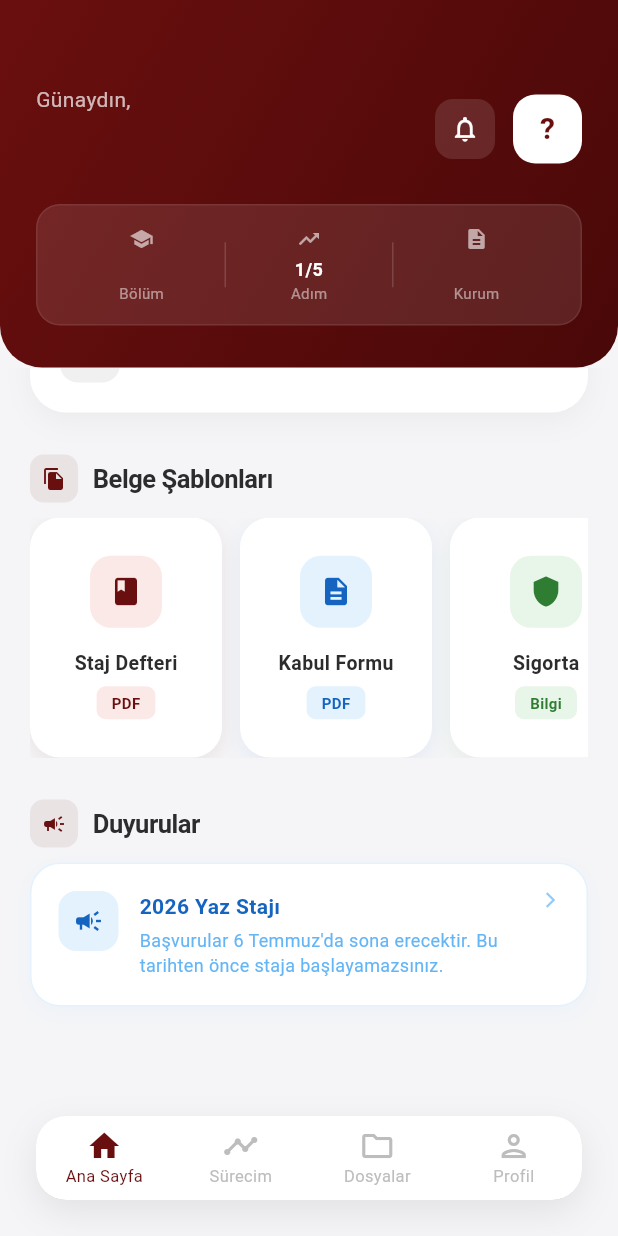
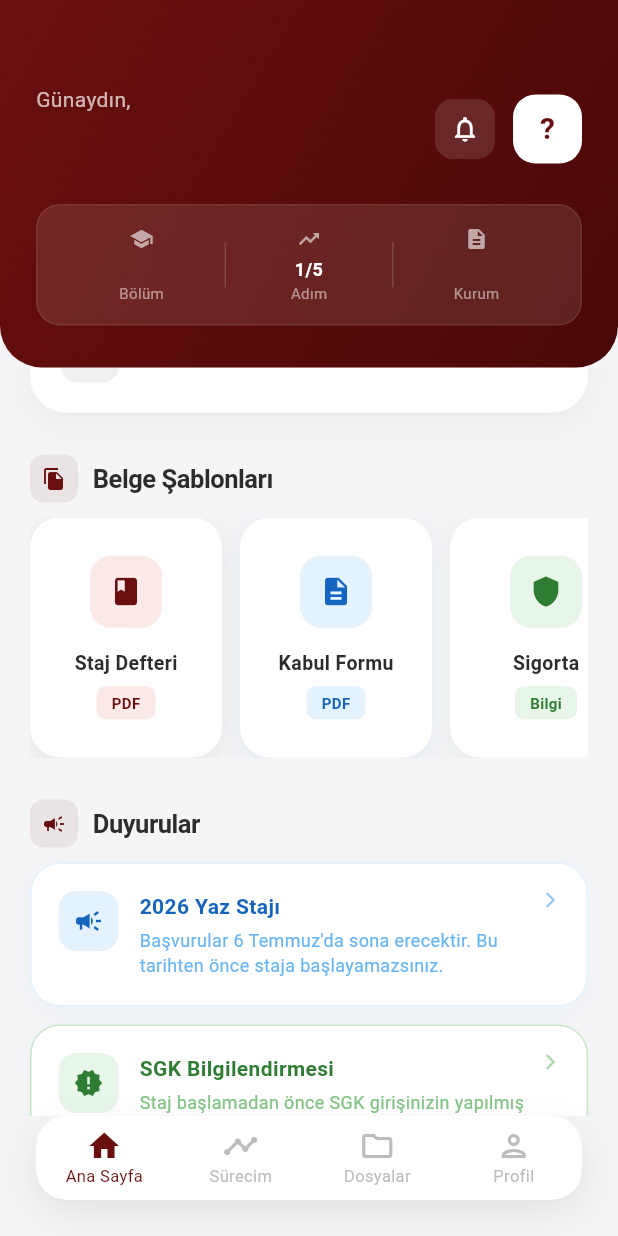
Before and after one commit to miraykahveci/INTERNFLOW, a Flutter app: the StudentDashboardPage screen opened directly, scrolled down 576 dp, on a phone screen of 412 x 824 dp. Run offline on Flutter 3.47's test engine with Material 3 defaults, Android fonts, the phone set to English and light mode, and no system bars; our stand-ins replace file_picker, flutter_dotenv, supabase_flutter; accounts and stored records are empty.

Commit message:
update: student dashboard değişiklikleri

```diff
--- a/internflow_frontend/lib/views/academician_student_detail_page.dart
+++ b/internflow_frontend/lib/views/academician_student_detail_page.dart
@@ -365,13 +365,13 @@ class _AcademicianStudentDetailPageState
                   ),
                   const SizedBox(height: 20),
 
-                  // AI ANALİZ + GÜN SAYACI
+
                   Row(
                     children: [
                       Expanded(
                         child: GestureDetector(
                           onTap: () {
-                            // Analiz paneli
+
                           },
                           child: Container(
                             height: 125,
@@ -404,7 +404,7 @@ class _AcademicianStudentDetailPageState
                         ),
                       ),
                       const SizedBox(width: 16),
-                      // Gün Sayacı Kartı
+
                       Expanded(
                         child: Container(
                           height: 125,
--- a/internflow_frontend/lib/views/academician_students_page.dart
+++ b/internflow_frontend/lib/views/academician_students_page.dart
@@ -66,7 +66,7 @@ class _AcademicianStudentsPageState extends State<AcademicianStudentsPage> {
 
     final students = uniqueStudents.values.toList();
 
-    // Sayaçları hesapla
+
     int pending = 0, approved = 0, active = 0, completed = 0, rejected = 0;
     for (var s in students) {
       switch (s['status']) {
@@ -199,11 +199,11 @@ class _AcademicianStudentsPageState extends State<AcademicianStudentsPage> {
   @override
   Widget build(BuildContext context) {
     return Scaffold(
-      // 1. DEĞİŞİKLİK: O pembemsi rengi silip yerine tertemiz açık bir gri ekledik.
+
       backgroundColor: const Color(0xFFF4F6F8),
       body: Column(
         children: [
-          // HEADER (Daha ferah ve modern)
+
           Container(
             width: double.infinity,
             padding: const EdgeInsets.fromLTRB(20, 60, 20, 24),
@@ -241,7 +241,7 @@ class _AcademicianStudentsPageState extends State<AcademicianStudentsPage> {
             ),
           ),
 
-          // ARAMA ÇUBUĞU (Kırmızı alanla bütünleşik ve modern)
+
           Transform.translate(
             offset: const Offset(0, -20),
             child: Padding(
@@ -286,7 +286,7 @@ class _AcademicianStudentsPageState extends State<AcademicianStudentsPage> {
             ),
           ),
 
-          // FİLTRE CHİP'LERİ
+
           Transform.translate(
             offset: const Offset(0, -8),
             child: SingleChildScrollView(
@@ -305,7 +305,7 @@ class _AcademicianStudentsPageState extends State<AcademicianStudentsPage> {
             ),
           ),
 
-          // ÖĞRENCİ LİSTESİ
+
           Expanded(
             child: _isLoading
                 ? Center(child: CircularProgressIndicator(color: primaryColor))
@@ -359,8 +359,8 @@ class _AcademicianStudentsPageState extends State<AcademicianStudentsPage> {
     );
   }
 
-  // 2. DEĞİŞİKLİK: Card yerine Container kullanarak rengi zorla BEYAZ yaptık.
-  // ========== ÖĞRENCİ KARTI (Temiz Beyaz Tasarım) ==========
+
+  // ========== ÖĞRENCİ KARTI ==========
   Widget _buildStudentCard(Map<String, dynamic> internship) {
     final student = internship['users'] as Map<String, dynamic>?;
     final studentName = student?['full_name'] ?? 'Bilinmeyen';
@@ -376,7 +376,7 @@ class _AcademicianStudentsPageState extends State<AcademicianStudentsPage> {
     return Container(
       margin: const EdgeInsets.only(bottom: 16),
       decoration: BoxDecoration(
-        color: Colors.white, // Kırmızımsı arka planı ezen kod burası!
+        color: Colors.white,
         borderRadius: BorderRadius.circular(20),
         border: Border.all(color: const Color(0xFFF1F2F6), width: 1.5),
         boxShadow: [
@@ -403,7 +403,7 @@ class _AcademicianStudentsPageState extends State<AcademicianStudentsPage> {
             padding: const EdgeInsets.all(20),
             child: Column(
               children: [
-                // ÜST KISIM: Profil ve Statü
+
                 Row(
                   crossAxisAlignment: CrossAxisAlignment.start,
                   children: [
@@ -471,7 +471,7 @@ class _AcademicianStudentsPageState extends State<AcademicianStudentsPage> {
                 ),
                 const SizedBox(height: 20),
 
-                // ORTA KISIM: Şirket ve Tarih
+
                 Row(
                   children: [
                     Expanded(
@@ -512,7 +512,7 @@ class _AcademicianStudentsPageState extends State<AcademicianStudentsPage> {
                 ),
                 const SizedBox(height: 16),
 
-                // İLERLEME ÇUBUĞU
+
                 Column(
                   crossAxisAlignment: CrossAxisAlignment.start,
                   children: [
@@ -547,7 +547,7 @@ class _AcademicianStudentsPageState extends State<AcademicianStudentsPage> {
                 ),
                 const SizedBox(height: 20),
 
-                // ALT KISIM: Aksiyon Butonları
+
                 Row(
                   children: [
                     _buildActionButton(
--- a/internflow_frontend/lib/views/application_form_page.dart
+++ b/internflow_frontend/lib/views/application_form_page.dart
@@ -11,7 +11,7 @@ class ApplicationFormPage extends StatefulWidget {
 class _ApplicationFormPageState extends State<ApplicationFormPage> {
   final Color primaryColor = const Color(0xFF6A0F0F);
 
-  // Form Controllers
+
   final _companyNameController = TextEditingController();
   final _companySectorController = TextEditingController();
   final _companyAddressController = TextEditingController();
@@ -36,7 +36,7 @@ class _ApplicationFormPageState extends State<ApplicationFormPage> {
     super.dispose();
   }
 
-  // İş günü hesaplama (hafta sonları hariç)
+
   int _calculateBusinessDays(DateTime start, DateTime end) {
     int days = 0;
     DateTime current = start;
@@ -115,7 +115,7 @@ class _ApplicationFormPageState extends State<ApplicationFormPage> {
       return;
     }
     if (_calculatedDays < 20) {
-      _showError('Staj süresi en az 20 iş günü olmalıdır.');
+      _showError('Staj süresi en az 28 iş günü olmalıdır.');
       return;
     }
     if (_supervisorNameController.text.trim().isEmpty) {
@@ -213,7 +213,7 @@ class _ApplicationFormPageState extends State<ApplicationFormPage> {
             ),
           ),
 
-          // FORM İÇERİĞİ
+
           Expanded(
             child: SingleChildScrollView(
               padding: const EdgeInsets.all(20),
@@ -258,7 +258,7 @@ class _ApplicationFormPageState extends State<ApplicationFormPage> {
                       ),
                       const SizedBox(height: 12),
 
-                      // Tarih Seçiciler
+
                       Row(
                         children: [
                           Expanded(
@@ -280,7 +280,7 @@ class _ApplicationFormPageState extends State<ApplicationFormPage> {
                       ),
                       const SizedBox(height: 16),
 
-                      // Hesaplanan Süre
+
                       Container(
                         width: double.infinity,
                         padding: const EdgeInsets.all(12),
@@ -401,7 +401,7 @@ class _ApplicationFormPageState extends State<ApplicationFormPage> {
         ],
       ),
 
-      // ALT BUTON
+
       bottomSheet: Container(
         width: double.infinity,
         padding: const EdgeInsets.all(20),
--- a/internflow_frontend/lib/views/student_dashboard.dart
+++ b/internflow_frontend/lib/views/student_dashboard.dart
@@ -248,7 +248,7 @@ class _StudentDashboardPageState extends State<StudentDashboardPage> {
         ? Center(child: CircularProgressIndicator(color: primaryColor))
         : Column(
             children: [
-              // GRADIENT HEADER
+
               Container(
                 width: double.infinity,
                 padding: const EdgeInsets.fromLTRB(24, 56, 24, 28),
@@ -265,7 +265,7 @@ class _StudentDashboardPageState extends State<StudentDashboardPage> {
                 ),
                 child: Column(
                   children: [
-                    // Üst satır
+
                     Row(
                       children: [
                         Expanded(
@@ -324,7 +324,7 @@ class _StudentDashboardPageState extends State<StudentDashboardPage> {
                     ),
                     const SizedBox(height: 20),
 
-                    // HIZLI İSTATİSTİK SATIRLARI
+
                     Container(
                       width: double.infinity,
                       padding: const EdgeInsets.all(14),
@@ -359,24 +359,24 @@ class _StudentDashboardPageState extends State<StudentDashboardPage> {
                 ),
               ),
 
-              // İÇERİK
+
               Expanded(
                 child: SingleChildScrollView(
                   padding: const EdgeInsets.fromLTRB(20, 20, 20, 100),
                   child: Column(
                     crossAxisAlignment: CrossAxisAlignment.start,
                     children: [
-                      // BAŞVURU KARTI
+
                       _buildApplicationCard(),
                       const SizedBox(height: 28),
 
-                      // YOL HARİTASI
+
                       _buildSectionHeader('Staj Yol Haritası', Icons.route),
                       const SizedBox(height: 14),
                       _buildRoadmapCard(),
                       const SizedBox(height: 28),
 
-                      // BELGE ŞABLONLARI
+
                       _buildSectionHeader('Belge Şablonları', Icons.file_copy),
                       const SizedBox(height: 10),
                       SizedBox(
@@ -412,10 +412,12 @@ class _StudentDashboardPageState extends State<StudentDashboardPage> {
                       ),
                       const SizedBox(height: 28),
 
-                      // DUYURULAR
+
                       _buildSectionHeader('Duyurular', Icons.campaign),
                       const SizedBox(height: 10),
                       _buildAnnouncementCard(),
+                      const SizedBox(height: 12),
+                      _buildSgkAnnouncementCard(),
                     ],
                   ),
                 ),
@@ -602,7 +604,6 @@ class _StudentDashboardPageState extends State<StudentDashboardPage> {
       );
     }
 
-    // DURUM KARTI
     return Container(
       width: double.infinity,
       decoration: BoxDecoration(
@@ -755,7 +756,7 @@ class _StudentDashboardPageState extends State<StudentDashboardPage> {
 
     return Row(
       children: [
-        // İkon dairesi
+
         Container(
           width: 40,
           height: 40,
@@ -784,7 +785,7 @@ class _StudentDashboardPageState extends State<StudentDashboardPage> {
           ),
         ),
         const SizedBox(width: 14),
-        // Metin
+
         Expanded(
           child: Text(
             text,
@@ -799,7 +800,7 @@ class _StudentDashboardPageState extends State<StudentDashboardPage> {
             ),
           ),
         ),
-        // Sağ taraf badge
+
         if (current)
           Container(
             padding: const EdgeInsets.symmetric(horizontal: 10, vertical: 5),
@@ -940,5 +941,55 @@ class _StudentDashboardPageState extends State<StudentDashboardPage> {
         ],
       ),
     );
+
+
+
   }
+  Widget _buildSgkAnnouncementCard() {
+  return Container(
+    width: double.infinity,
+    padding: const EdgeInsets.all(18),
+    decoration: BoxDecoration(
+      color: Colors.white,
+      borderRadius: BorderRadius.circular(20),
+      border: Border.all(color: const Color(0xFFC8E6C9)),
+      boxShadow: [
+        BoxShadow(
+          color: Colors.green.withValues(alpha: 0.04),
+          blurRadius: 12,
+          offset: const Offset(0, 4),
+        ),
+      ],
+    ),
+    child: Row(
+      crossAxisAlignment: CrossAxisAlignment.start,
+      children: [
+        Container(
+          width: 40,
+          height: 40,
+          decoration: BoxDecoration(
+            color: const Color(0xFFE8F5E9),
+            borderRadius: BorderRadius.circular(12),
+          ),
+          child: const Icon(Icons.new_releases, color: Color(0xFF2E7D32), size: 20),
+        ),
+        const SizedBox(width: 14),
+        const Expanded(
+          child: Column(
+            crossAxisAlignment: CrossAxisAlignment.start,
+            children: [
+              Text('SGK Bilgilendirmesi', style: TextStyle(fontWeight: FontWeight.bold, fontSize: 14, color: Color(0xFF2E7D32))),
+              SizedBox(height: 4),
+              Text(
+                'Staj başlamadan önce SGK girişinizin yapılmış olması gerekmektedir. Detaylar için Dosyalar sekmesini inceleyiniz.',
+                style: TextStyle(color: Color(0xFF81C784), fontSize: 12, height: 1.4),
+              ),
+            ],
+          ),
+        ),
+        const Icon(Icons.arrow_forward_ios, size: 12, color: Color(0xFFA5D6A7)),
+      ],
+    ),
+  );
 }
+}
--- a/internflow_frontend/lib/views/student_process_page.dart
+++ b/internflow_frontend/lib/views/student_process_page.dart
@@ -20,9 +20,9 @@ class _StudentProcessPageState extends State<StudentProcessPage> {
   String _academicianName = 'Atanıyor...';
   String _applicationDate = '';
   int _progressPercentage = 0;
-  String? _internId; // Staj kaydının ID'si (documents tablosu için lazım)
+  String? _internId;
 
-  // Belge yükleme durumları
+
   bool _isUploading = false;
   bool _islakImzaUploaded = false;
   bool _sgkBelgesiUploaded = false;
@@ -44,7 +44,7 @@ class _StudentProcessPageState extends State<StudentProcessPage> {
     try {
       final userId = Supabase.instance.client.auth.currentUser!.id;
 
-      // Öğrencinin son başvurusunu ve akademisyen bilgilerini çek
+
       final response = await Supabase.instance.client
           .from('internship')
           .select(
@@ -60,7 +60,7 @@ class _StudentProcessPageState extends State<StudentProcessPage> {
         final createdAt = DateTime.parse(response['created_at']);
         final internId = response['intern_id'] as String;
 
-        // İlerleme yüzdesini duruma göre belirle
+
         int progress = 0;
         if (status == 'pending') progress = 20;
         if (status == 'approved') progress = 40;
@@ -80,7 +80,7 @@ class _StudentProcessPageState extends State<StudentProcessPage> {
           }
         });
 
-        // Yüklenmiş belgeleri kontrol et
+
         await _checkUploadedDocuments(internId);
       }
     } catch (e) {
--- a/internflow_frontend/lib/views/student_profile_page.dart
+++ b/internflow_frontend/lib/views/student_profile_page.dart
@@ -28,7 +28,7 @@ class _StudentProfilePageState extends State<StudentProfilePage> {
     try {
       final userId = Supabase.instance.client.auth.currentUser!.id;
 
-      // Kullanıcı bilgilerini çek
+
       final userResponse = await Supabase.instance.client
           .from('users')
           .select('full_name, department')
```
Also changed, not shown: internflow_frontend/lib/views/academician_profile_page.dart (+7 -7 lines), internflow_frontend/lib/views/login_page.dart (+16 -16 lines), internflow_frontend/lib/views/student_files_page.dart (+6 -6 lines).
